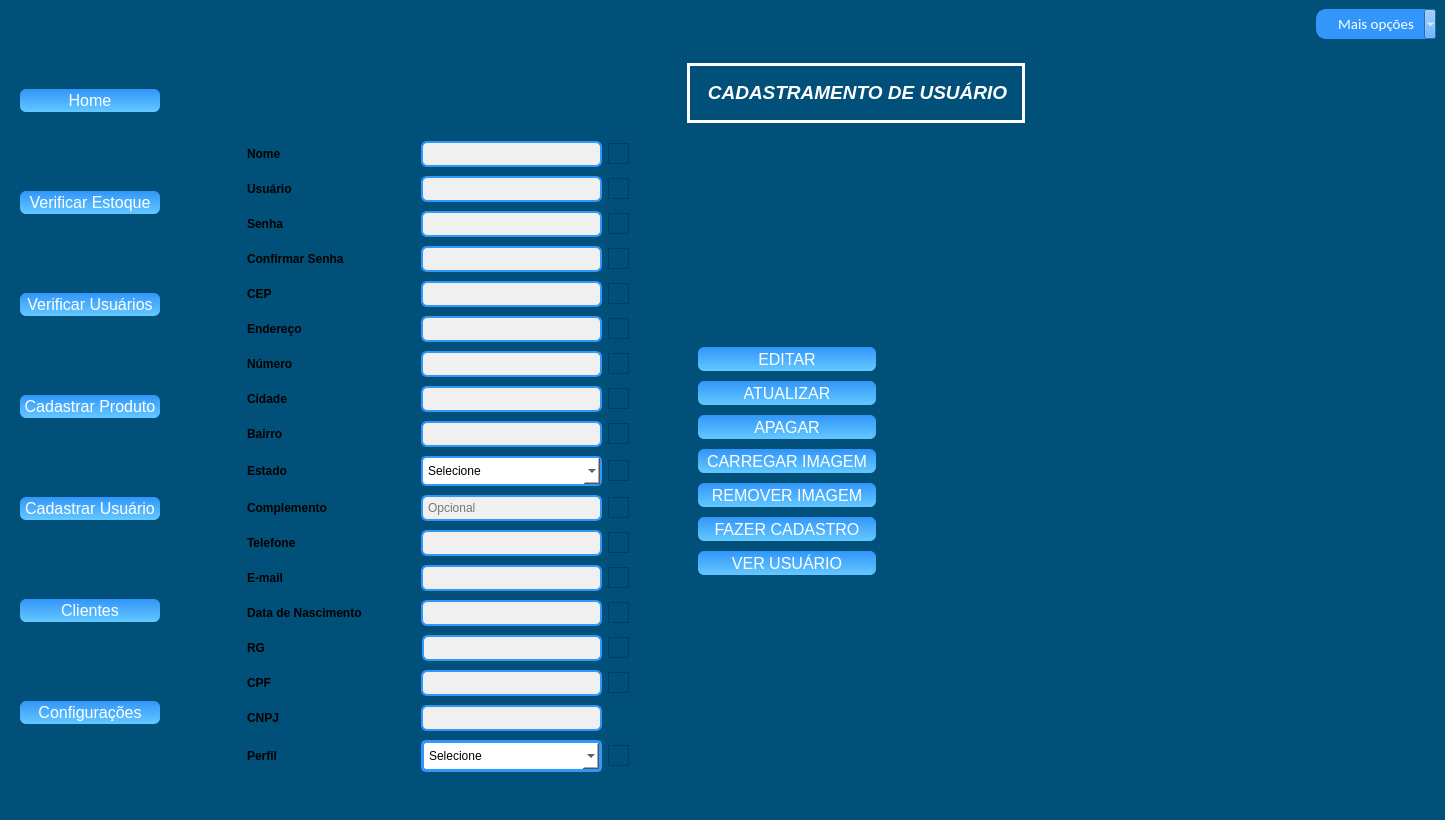
Before: the Qt Designer form novamaine.ui in KevenLucas025/ProjetoERP, drawn with Qt 5.
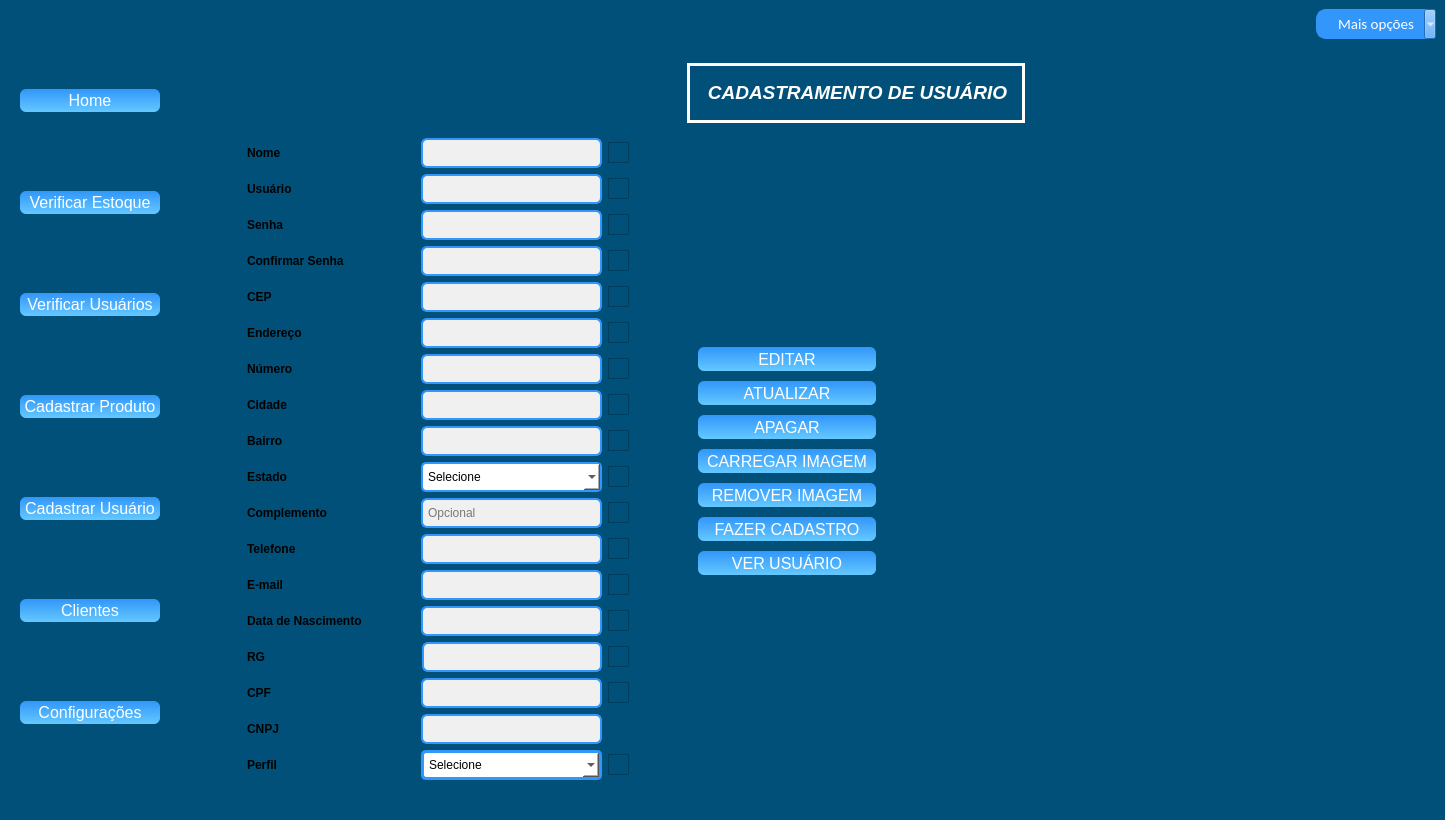
After: the same form once the commit is applied. The open tabs and pages were chosen to show the change. Icons and pictures are not drawn.

```diff
--- a/novamaine.ui
+++ b/novamaine.ui
@@ -3890,10 +3890,16 @@
                 </item>
                 <item>
                  <widget class="QLineEdit" name="txt_bairro">
+                  <property name="sizePolicy">
+                   <sizepolicy hsizetype="Expanding" vsizetype="Expanding">
+                    <horstretch>0</horstretch>
+                    <verstretch>0</verstretch>
+                   </sizepolicy>
+                  </property>
                   <property name="maximumSize">
                    <size>
                     <width>181</width>
-                    <height>16777215</height>
+                    <height>30</height>
                    </size>
                   </property>
                   <property name="styleSheet">
@@ -3961,10 +3967,16 @@
                 </item>
                 <item>
                  <widget class="QLineEdit" name="txt_cnpj">
+                  <property name="sizePolicy">
+                   <sizepolicy hsizetype="Expanding" vsizetype="Expanding">
+                    <horstretch>0</horstretch>
+                    <verstretch>0</verstretch>
+                   </sizepolicy>
+                  </property>
                   <property name="maximumSize">
                    <size>
                     <width>181</width>
-                    <height>16777215</height>
+                    <height>30</height>
                    </size>
                   </property>
                   <property name="styleSheet">
@@ -4023,6 +4035,12 @@
                 </item>
                 <item>
                  <widget class="QLineEdit" name="txt_complemento">
+                  <property name="sizePolicy">
+                   <sizepolicy hsizetype="Expanding" vsizetype="Expanding">
+                    <horstretch>0</horstretch>
+                    <verstretch>0</verstretch>
+                   </sizepolicy>
+                  </property>
                   <property name="maximumSize">
                    <size>
                     <width>181</width>
@@ -4091,10 +4109,16 @@
                 </item>
                 <item>
                  <widget class="QLineEdit" name="txt_usuario">
+                  <property name="sizePolicy">
+                   <sizepolicy hsizetype="Expanding" vsizetype="Expanding">
+                    <horstretch>0</horstretch>
+                    <verstretch>0</verstretch>
+                   </sizepolicy>
+                  </property>
                   <property name="maximumSize">
                    <size>
                     <width>181</width>
-                    <height>16777215</height>
+                    <height>30</height>
                    </size>
                   </property>
                   <property name="styleSheet">
@@ -4151,10 +4175,16 @@
                 </item>
                 <item>
                  <widget class="QLineEdit" name="txt_rg">
+                  <property name="sizePolicy">
+                   <sizepolicy hsizetype="Expanding" vsizetype="Expanding">
+                    <horstretch>0</horstretch>
+                    <verstretch>0</verstretch>
+                   </sizepolicy>
+                  </property>
                   <property name="maximumSize">
                    <size>
                     <width>180</width>
-                    <height>16777215</height>
+                    <height>30</height>
                    </size>
                   </property>
                   <property name="styleSheet">
@@ -4216,10 +4246,16 @@
                 </item>
                 <item>
                  <widget class="QLineEdit" name="txt_cpf">
+                  <property name="sizePolicy">
+                   <sizepolicy hsizetype="Expanding" vsizetype="Expanding">
+                    <horstretch>0</horstretch>
+                    <verstretch>0</verstretch>
+                   </sizepolicy>
+                  </property>
                   <property name="maximumSize">
                    <size>
                     <width>181</width>
-                    <height>16777215</height>
+                    <height>30</height>
                    </size>
                   </property>
                   <property name="styleSheet">
@@ -4281,10 +4317,16 @@
                 </item>
                 <item>
                  <widget class="QLineEdit" name="txt_nome">
+                  <property name="sizePolicy">
+                   <sizepolicy hsizetype="Expanding" vsizetype="Expanding">
+                    <horstretch>0</horstretch>
+                    <verstretch>0</verstretch>
+                   </sizepolicy>
+                  </property>
                   <property name="maximumSize">
                    <size>
                     <width>181</width>
-                    <height>16777215</height>
+                    <height>30</height>
                    </size>
                   </property>
                   <property name="styleSheet">
@@ -4346,10 +4388,16 @@
                 </item>
                 <item>
                  <widget class="QLineEdit" name="txt_data_nascimento">
+                  <property name="sizePolicy">
+                   <sizepolicy hsizetype="Expanding" vsizetype="Expanding">
+                    <horstretch>0</horstretch>
+                    <verstretch>0</verstretch>
+                   </sizepolicy>
+                  </property>
                   <property name="maximumSize">
                    <size>
                     <width>181</width>
-                    <height>16777215</height>
+                    <height>30</height>
                    </size>
                   </property>
                   <property name="styleSheet">
@@ -4411,16 +4459,22 @@
                 </item>
                 <item>
                  <widget class="QComboBox" name="perfil_usuarios">
+                  <property name="sizePolicy">
+                   <sizepolicy hsizetype="Expanding" vsizetype="Expanding">
+                    <horstretch>0</horstretch>
+                    <verstretch>0</verstretch>
+                   </sizepolicy>
+                  </property>
                   <property name="minimumSize">
                    <size>
-                    <width>181</width>
+                    <width>0</width>
                     <height>0</height>
                    </size>
                   </property>
                   <property name="maximumSize">
                    <size>
                     <width>181</width>
-                    <height>16777215</height>
+                    <height>30</height>
                    </size>
                   </property>
                   <property name="styleSheet">
@@ -4532,10 +4586,16 @@
                 </item>
                 <item>
                  <widget class="QLineEdit" name="txt_email">
+                  <property name="sizePolicy">
+                   <sizepolicy hsizetype="Expanding" vsizetype="Expanding">
+                    <horstretch>0</horstretch>
+                    <verstretch>0</verstretch>
+                   </sizepolicy>
+                  </property>
                   <property name="maximumSize">
                    <size>
                     <width>181</width>
-                    <height>16777215</height>
+                    <height>30</height>
                    </size>
                   </property>
                   <property name="styleSheet">
@@ -4597,10 +4657,16 @@
                 </item>
                 <item>
                  <widget class="QLineEdit" name="txt_endereco">
+                  <property name="sizePolicy">
+                   <sizepolicy hsizetype="Expanding" vsizetype="Expanding">
+                    <horstretch>0</horstretch>
+                    <verstretch>0</verstretch>
+                   </sizepolicy>
+                  </property>
                   <property name="maximumSize">
                    <size>
                     <width>181</width>
-                    <height>16777215</height>
+                    <height>30</height>
                    </size>
                   </property>
                   <property name="styleSheet">
@@ -4662,10 +4728,16 @@
                 </item>
                 <item>
                  <widget class="QLineEdit" name="txt_numero">
+                  <property name="sizePolicy">
+                   <sizepolicy hsizetype="Expanding" vsizetype="Expanding">
+                    <horstretch>0</horstretch>
+                    <verstretch>0</verstretch>
+                   </sizepolicy>
+                  </property>
                   <property name="maximumSize">
                    <size>
                     <width>181</width>
-                    <height>16777215</height>
+                    <height>30</height>
                    </size>
                   </property>
                   <property name="styleSheet">
@@ -4727,10 +4799,16 @@
                 </item>
                 <item>
                  <widget class="QLineEdit" name="txt_cep">
+                  <property name="sizePolicy">
+                   <sizepolicy hsizetype="Expanding" vsizetype="Expanding">
+                    <horstretch>0</horstretch>
+                    <verstretch>0</verstretch>
+                   </sizepolicy>
+                  </property>
                   <property name="maximumSize">
                    <size>
                     <width>181</width>
-                    <height>16777215</height>
+                    <height>30</height>
                    </size>
                   </property>
                   <property name="styleSheet">
@@ -4792,10 +4870,16 @@
                 </item>
                 <item>
                  <widget class="QLineEdit" name="txt_telefone">
+                  <property name="sizePolicy">
+                   <sizepolicy hsizetype="Expanding" vsizetype="Expanding">
+                    <horstretch>0</horstretch>
+                    <verstretch>0</verstretch>
+                   </sizepolicy>
+                  </property>
                   <property name="maximumSize">
                    <size>
                     <width>181</width>
-                    <height>16777215</height>
+                    <height>30</height>
                    </size>
                   </property>
                   <property name="styleSheet">
@@ -4860,10 +4944,16 @@
                 </item>
                 <item>
                  <widget class="QLineEdit" name="txt_cidade">
+                  <property name="sizePolicy">
+                   <sizepolicy hsizetype="Expanding" vsizetype="Expanding">
+                    <horstretch>0</horstretch>
+                    <verstretch>0</verstretch>
+                   </sizepolicy>
+                  </property>
                   <property name="maximumSize">
                    <size>
                     <width>181</width>
-                    <height>16777215</height>
+                    <height>30</height>
                    </size>
                   </property>
                   <property name="styleSheet">
@@ -4925,10 +5015,16 @@
                 </item>
                 <item>
                  <widget class="QLineEdit" name="txt_senha">
+                  <property name="sizePolicy">
+                   <sizepolicy hsizetype="Expanding" vsizetype="Expanding">
+                    <horstretch>0</horstretch>
+                    <verstretch>0</verstretch>
+                   </sizepolicy>
+                  </property>
                   <property name="maximumSize">
                    <size>
                     <width>181</width>
-                    <height>16777215</height>
+                    <height>30</height>
                    </size>
                   </property>
                   <property name="styleSheet">
@@ -4945,6 +5041,9 @@
 }
 </string>
                   </property>
+                  <property name="echoMode">
+                   <enum>QLineEdit::Password</enum>
+                  </property>
                  </widget>
                 </item>
                 <item>
@@ -4991,7 +5090,7 @@
                 <item>
                  <widget class="QComboBox" name="perfil_estado">
                   <property name="sizePolicy">
-                   <sizepolicy hsizetype="Expanding" vsizetype="Fixed">
+                   <sizepolicy hsizetype="Expanding" vsizetype="Expanding">
                     <horstretch>0</horstretch>
                     <verstretch>0</verstretch>
                    </sizepolicy>
@@ -4999,7 +5098,7 @@
                   <property name="maximumSize">
                    <size>
                     <width>181</width>
-                    <height>16777215</height>
+                    <height>30</height>
                    </size>
                   </property>
                   <property name="styleSheet">
@@ -5231,10 +5330,16 @@
                 </item>
                 <item>
                  <widget class="QLineEdit" name="txt_confirmar_senha">
+                  <property name="sizePolicy">
+                   <sizepolicy hsizetype="Expanding" vsizetype="Expanding">
+                    <horstretch>0</horstretch>
+                    <verstretch>0</verstretch>
+                   </sizepolicy>
+                  </property>
                   <property name="maximumSize">
                    <size>
                     <width>181</width>
-                    <height>16777215</height>
+                    <height>30</height>
                    </size>
                   </property>
                   <property name="styleSheet">
@@ -5251,6 +5356,9 @@
 }
 </string>
                   </property>
+                  <property name="echoMode">
+                   <enum>QLineEdit::Password</enum>
+                  </property>
                  </widget>
                 </item>
                 <item>
```
